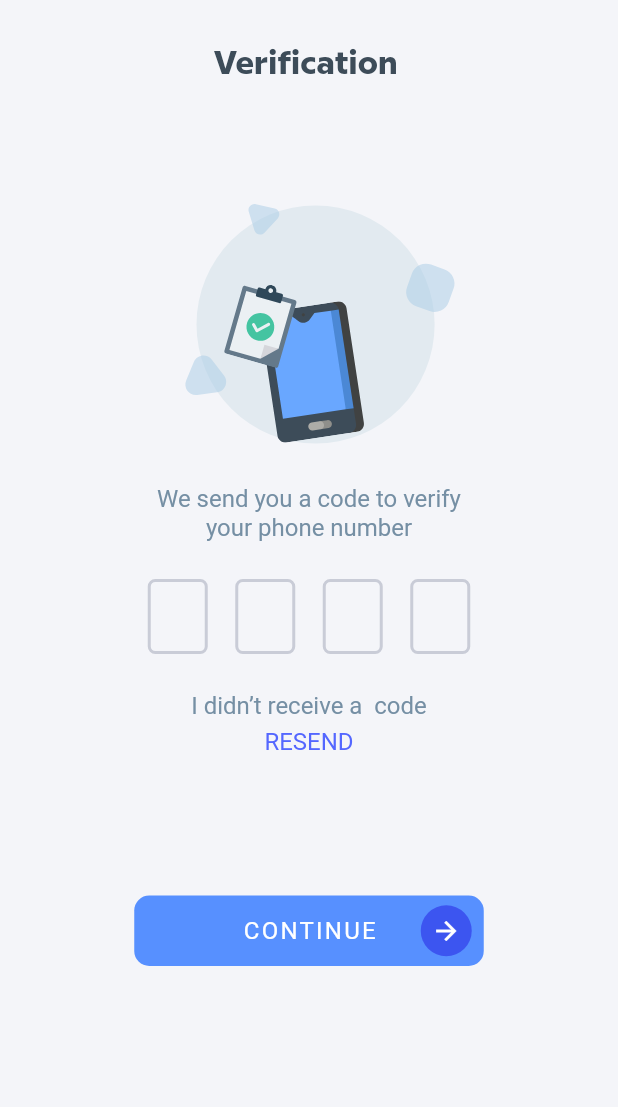
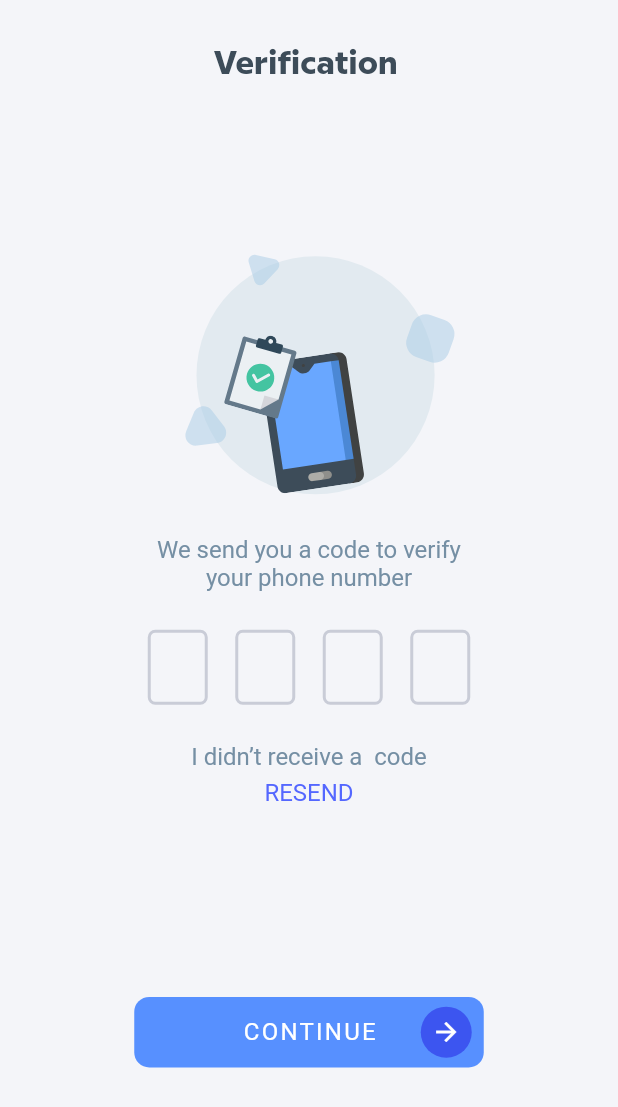
Before and after one commit to sajal48/elearning, a Flutter app: the VerifiedScreen screen opened directly, on a phone screen of 412 x 824 dp. Shown: the top 1107 px of the screen. Run offline on Flutter 3.47's test engine with Material 2 defaults, Android fonts, the phone set to English and light mode, and no system bars; drawn by our look-alikes of pin_code_fields; our stand-ins replace cached_network_image, dio, dots_indicator, flutter_svg, font_awesome_flutter, get_storage and 2 more; accounts and stored records are empty; project files that could hold a hidden picture were left out.

Commit message:
ui adjustment

```diff
--- a/lib/screens/verified_screen.dart
+++ b/lib/screens/verified_screen.dart
@@ -15,6 +15,7 @@ class VerifiedScreen extends StatefulWidget {
 class _VerifiedScreenState extends State<VerifiedScreen> {
   @override
   Widget build(BuildContext context) {
+    var size = MediaQuery.of(context).size;
     return Scaffold(
         resizeToAvoidBottomInset: false,
         backgroundColor: Color(0xffF4F5F9),
@@ -181,7 +182,7 @@ class _VerifiedScreenState extends State<VerifiedScreen> {
                   ),
                 ),
                 SizedBox(
-                  height: 150,
+                  height: size.height * .10,
                 )
               ],
             ),
```
